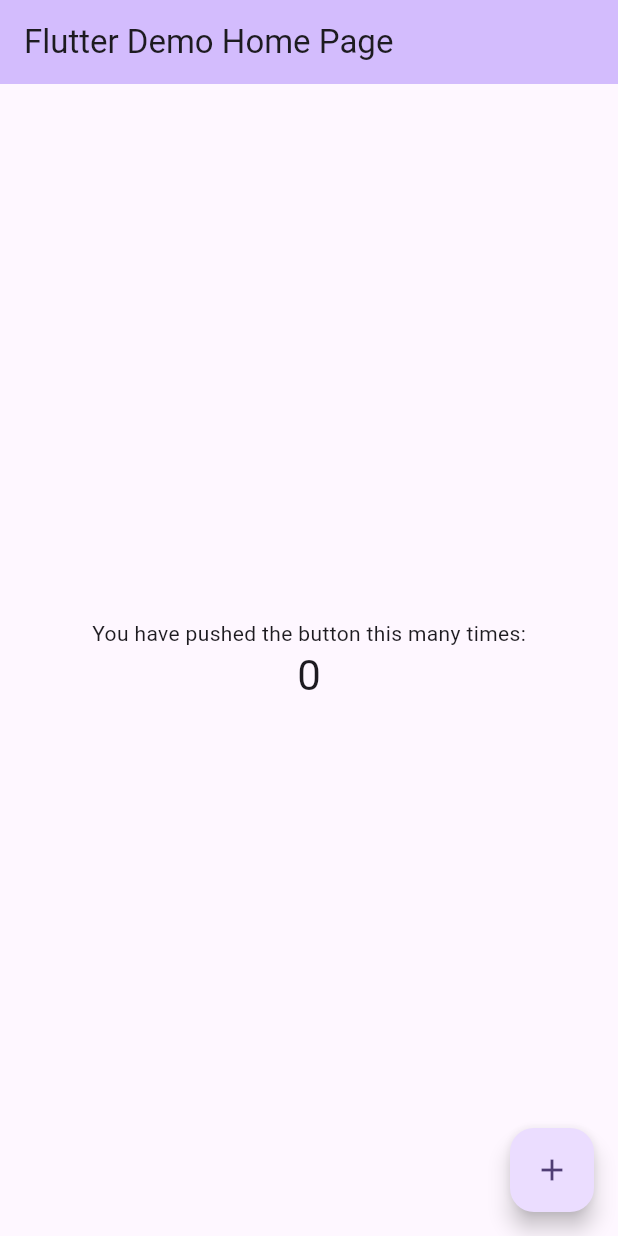
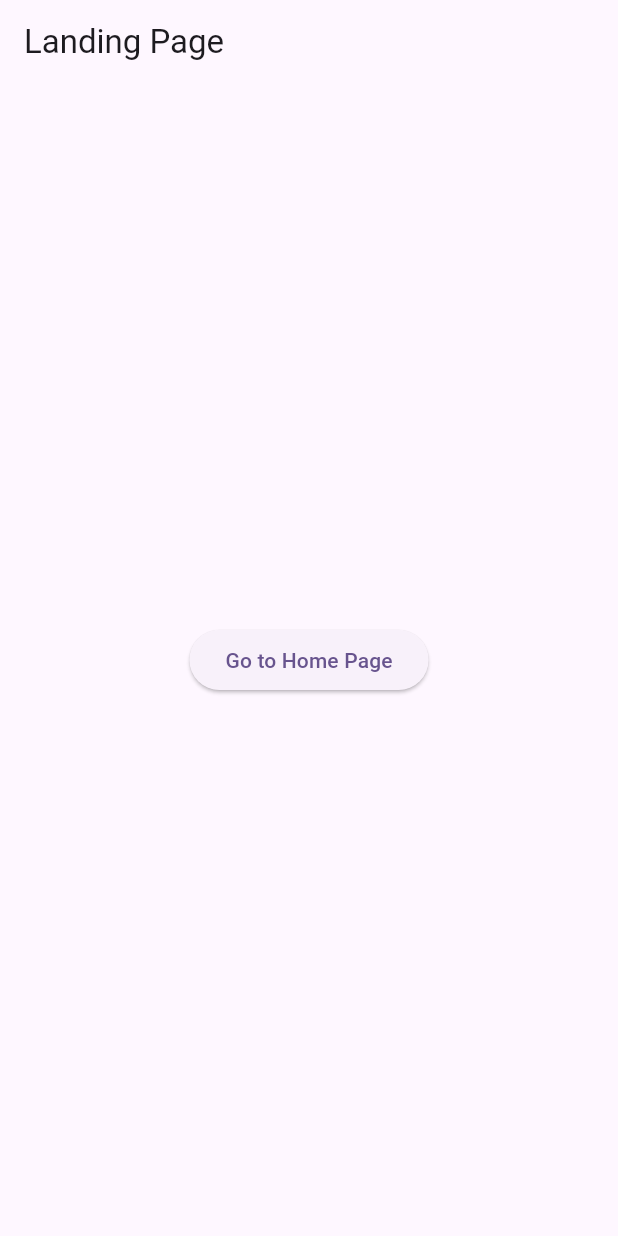
Before and after one commit to adam1brownell/no1, a Flutter app: the screen it shows after launch, on a phone screen of 412 x 824 dp. Run offline on Flutter 3.47's test engine with Material 3 defaults, Android fonts, the phone set to English and light mode, and no system bars.

Commit message:
basic pages

```diff
--- a/no1_app/lib/main.dart
+++ b/no1_app/lib/main.dart
@@ -1,4 +1,7 @@
 import 'package:flutter/material.dart';
+import 'package:no1_app/pages/landing.dart';  // Import Landing Page
+import 'package:no1_app/pages/home.dart';     // Import Home Page
+
 
 void main() {
   runApp(const MyApp());
@@ -7,119 +10,40 @@
 class MyApp extends StatelessWidget {
   const MyApp({super.key});
 
-  // This widget is the root of your application.
   @override
   Widget build(BuildContext context) {
     return MaterialApp(
       title: 'Flutter Demo',
       theme: ThemeData(
-        // This is the theme of your application.
-        //
-        // TRY THIS: Try running your application with "flutter run". You'll see
-        // the application has a purple toolbar. Then, without quitting the app,
-        // try changing the seedColor in the colorScheme below to Colors.green
-        // and then invoke "hot reload" (save your changes or press the "hot
-        // reload" button in a Flutter-supported IDE, or press "r" if you used
-        // the command line to start the app).
-        //
-        // Notice that the counter didn't reset back to zero; the application
-        // state is not lost during the reload. To reset the state, use hot
-        // restart instead.
-        //
-        // This works for code too, not just values: Most code changes can be
-        // tested with just a hot reload.
         colorScheme: ColorScheme.fromSeed(seedColor: Colors.deepPurple),
         useMaterial3: true,
       ),
-      home: const MyHomePage(title: 'Flutter Demo Home Page'),
+      home: const LandingPage(), // Set LandingPage as the initial page
+      routes: {
+        '/home': (context) => const HomePage(), // Define route for Home Page
+      },
     );
   }
 }
 
-class MyHomePage extends StatefulWidget {
+class MyHomePage extends StatelessWidget {
   const MyHomePage({super.key, required this.title});
-
-  // This widget is the home page of your application. It is stateful, meaning
-  // that it has a State object (defined below) that contains fields that affect
-  // how it looks.
-
-  // This class is the configuration for the state. It holds the values (in this
-  // case the title) provided by the parent (in this case the App widget) and
-  // used by the build method of the State. Fields in a Widget subclass are
-  // always marked "final".
 
   final String title;
 
   @override
-  State<MyHomePage> createState() => _MyHomePageState();
-}
-
-class _MyHomePageState extends State<MyHomePage> {
-  int _counter = 0;
-
-  void _incrementCounter() {
-    setState(() {
-      // This call to setState tells the Flutter framework that something has
-      // changed in this State, which causes it to rerun the build method below
-      // so that the display can reflect the updated values. If we changed
-      // _counter without calling setState(), then the build method would not be
-      // called again, and so nothing would appear to happen.
-      _counter++;
-    });
-  }
-
-  @override
   Widget build(BuildContext context) {
-    // This method is rerun every time setState is called, for instance as done
-    // by the _incrementCounter method above.
-    //
-    // The Flutter framework has been optimized to make rerunning build methods
-    // fast, so that you can just rebuild anything that needs updating rather
-    // than having to individually change instances of widgets.
     return Scaffold(
       appBar: AppBar(
-        // TRY THIS: Try changing the color here to a specific color (to
-        // Colors.amber, perhaps?) and trigger a hot reload to see the AppBar
-        // change color while the other colors stay the same.
         backgroundColor: Theme.of(context).colorScheme.inversePrimary,
-        // Here we take the value from the MyHomePage object that was created by
-        // the App.build method, and use it to set our appbar title.
-        title: Text(widget.title),
+        title: Text(title),
       ),
       body: Center(
-        // Center is a layout widget. It takes a single child and positions it
-        // in the middle of the parent.
-        child: Column(
-          // Column is also a layout widget. It takes a list of children and
-          // arranges them vertically. By default, it sizes itself to fit its
-          // children horizontally, and tries to be as tall as its parent.
-          //
-          // Column has various properties to control how it sizes itself and
-          // how it positions its children. Here we use mainAxisAlignment to
-          // center the children vertically; the main axis here is the vertical
-          // axis because Columns are vertical (the cross axis would be
-          // horizontal).
-          //
-          // TRY THIS: Invoke "debug painting" (choose the "Toggle Debug Paint"
-          // action in the IDE, or press "p" in the console), to see the
-          // wireframe for each widget.
-          mainAxisAlignment: MainAxisAlignment.center,
-          children: <Widget>[
-            const Text(
-              'You have pushed the button this many times:',
-            ),
-            Text(
-              '$_counter',
-              style: Theme.of(context).textTheme.headlineMedium,
-            ),
-          ],
+        child: Text(
+          "Hello World",
+          style: Theme.of(context).textTheme.headlineMedium,
         ),
       ),
-      floatingActionButton: FloatingActionButton(
-        onPressed: _incrementCounter,
-        tooltip: 'Increment',
-        child: const Icon(Icons.add),
-      ), // This trailing comma makes auto-formatting nicer for build methods.
     );
   }
 }
--- /dev/null
+++ b/no1_app/lib/pages/landing.dart
@@ -0,0 +1,23 @@
+import 'package:flutter/material.dart';
+
+class LandingPage extends StatelessWidget {
+  const LandingPage({Key? key}) : super(key: key);
+
+  @override
+  Widget build(BuildContext context) {
+    return Scaffold(
+      appBar: AppBar(
+        title: const Text("Landing Page"),
+      ),
+      body: Center(
+        child: ElevatedButton(
+          onPressed: () {
+            // Navigate to the Home Page
+            Navigator.pushNamed(context, '/home');
+          },
+          child: const Text('Go to Home Page'),
+        ),
+      ),
+    );
+  }
+}
--- a/no1_app/pubspec.yaml
+++ b/no1_app/pubspec.yaml
@@ -30,6 +30,7 @@ environment:
 dependencies:
   flutter:
     sdk: flutter
+  fl_chart: ^0.36.0
 
 
   # The following adds the Cupertino Icons font to your application.
@@ -62,6 +63,8 @@ flutter:
   # assets:
   #   - images/a_dot_burr.jpeg
   #   - images/a_dot_ham.jpeg
+  assets:
+    - lib/assets/
 
   # An image asset can refer to one or more resolution-specific "variants", see
   # https://flutter.dev/to/resolution-aware-images
```
Also changed, not shown: no1_app/lib/pages/add_data.dart (added, +237 -0 lines), no1_app/lib/pages/home.dart (added, +67 -0 lines), 1 other file.
